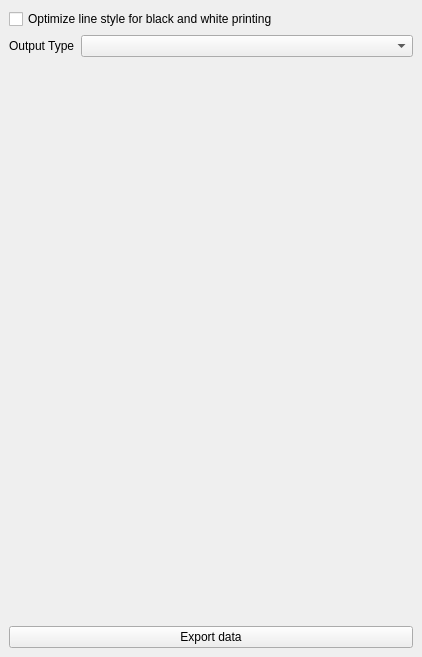
The window that svir/ui/ui_viewer_dock.ui (gem/oq-irmt-qgis) describes before a commit, drawn with Qt 5.
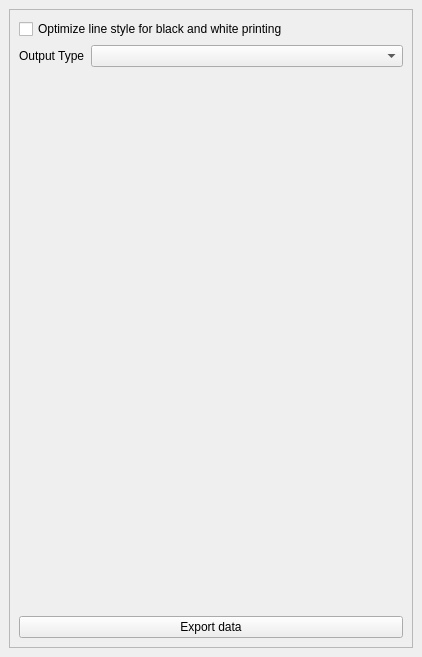
The same window after the commit. Icons and pictures are not drawn.

Commit message: Enable scrolling in dock window; add tooltips to recovery modeling items

```diff
--- a/svir/ui/ui_viewer_dock.ui
+++ b/svir/ui/ui_viewer_dock.ui
@@ -10,6 +10,12 @@
     <height>657</height>
    </rect>
   </property>
+  <property name="sizePolicy">
+   <sizepolicy hsizetype="MinimumExpanding" vsizetype="MinimumExpanding">
+    <horstretch>0</horstretch>
+    <verstretch>0</verstretch>
+   </sizepolicy>
+  </property>
   <property name="windowIcon">
    <iconset>
     <normaloff>:/plugins/inasafe/icon.png</normaloff>:/plugins/inasafe/icon.png</iconset>
@@ -20,6 +26,21 @@
   <widget class="QWidget" name="container">
    <layout class="QVBoxLayout" name="verticalLayout">
     <item>
+     <widget class="QScrollArea" name="scrollArea">
+      <property name="widgetResizable">
+       <bool>true</bool>
+      </property>
+      <widget class="QWidget" name="scrollAreaWidgetContents">
+       <property name="geometry">
+        <rect>
+         <x>0</x>
+         <y>0</y>
+         <width>402</width>
+         <height>612</height>
+        </rect>
+       </property>
+       <layout class="QVBoxLayout" name="verticalLayout_3">
+        <item>
      <layout class="QVBoxLayout" name="verticalLayout_2">
       <property name="sizeConstraint">
        <enum>QLayout::SetDefaultConstraint</enum>
@@ -83,6 +104,10 @@
        </widget>
       </item>
      </layout>
+        </item>
+       </layout>
+      </widget>
+     </widget>
     </item>
    </layout>
   </widget>
```
Left out of the diff: 3 changed lines with no effect on the pictures. Lines whose indentation alone changed are shown as unchanged. The commit also changes 4 other files.
